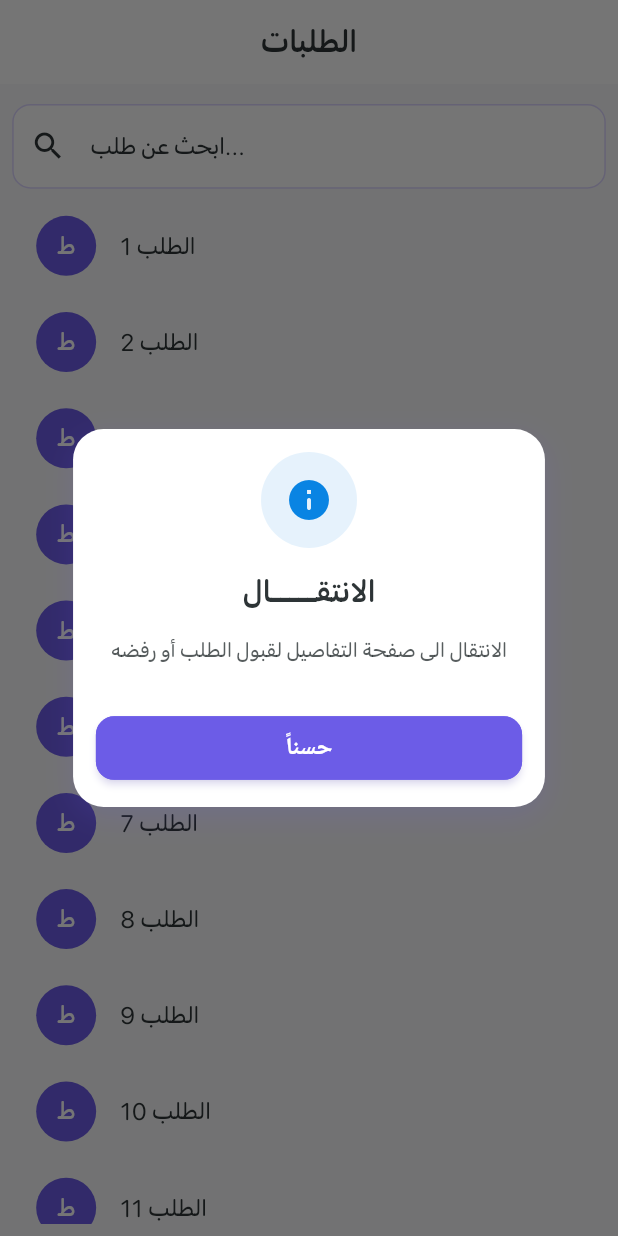
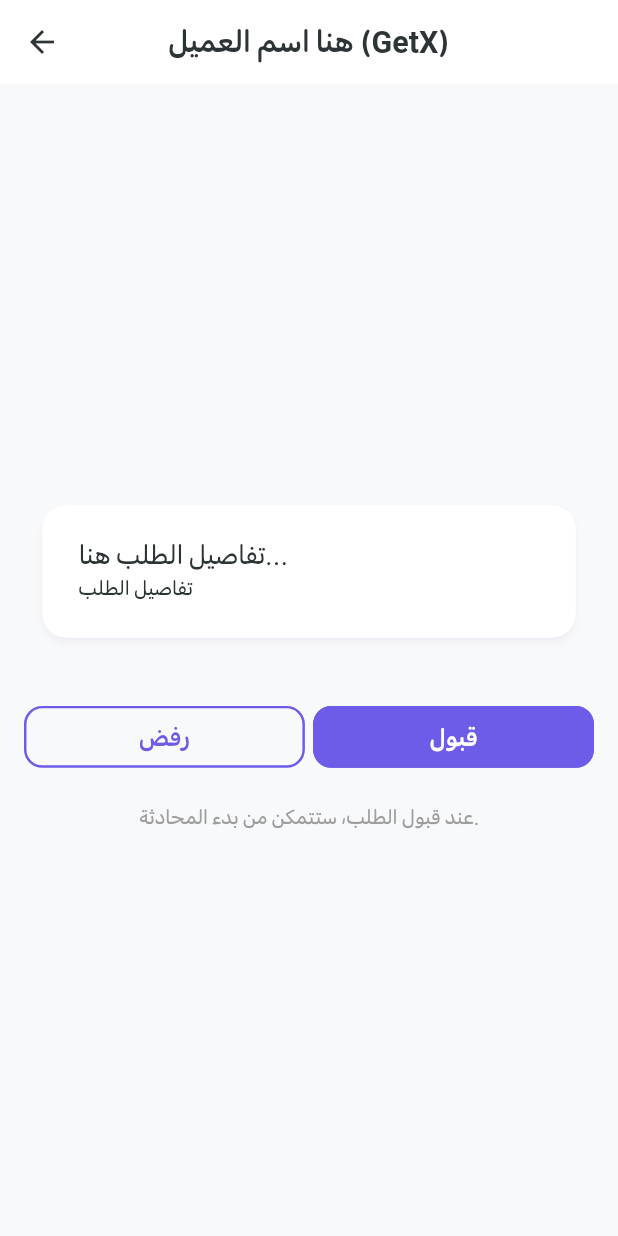
Before and after one commit to Abdullah-Bashaaib/designersplatform, a Flutter app: the screen it shows after launch, after a tap on an icon or button, on a phone screen of 412 x 824 dp. Run offline on Flutter 3.47's test engine with Material 3 defaults, Android fonts, the phone set to English and light mode, and no system bars; our stand-ins replace cached_network_image, cloud_firestore, dartz, firebase_auth, firebase_core, flutter_screenutil and 7 more; missing offline and left inert: firebase_auth_platform_interface; accounts and stored records are empty; generated files the repository leaves out were written again.

Commit message:
تطوير شاشة الطلبات: إضافة شاشة المحادثة وقبول/رفض الطلبات
- **إضافة شاشة المحادثة (`ChatOrder`):**
    - تم إنشاء شاشة جديدة لعرض تفاصيل الطلب والمحادثة بين المستخدم والمصمم.
    - عند الضغط على أي طلب في قائمة `ViewOrder`، يتم الآن الانتقال إلى شاشة `ChatOrder` الجديدة.

- **منطق قبول ورفض الطلبات (`ChatOrderGetX`):**
    - إضافة `ChatOrderGetX` لإدارة حالة شاشة المحادثة، حيث تعرض الشاشة أزرار "قبول" و "رفض" في البداية.
    - عند قبول الطلب، يتم إخفاء الأزرار وعرض واجهة المحادثة.
    - عند رفض الطلب، يتم العودة إلى الشاشة السابقة.

- **تحسينات واجهة المستخدم:**
    - في شاشة `ViewOrder`، تم تحسين تصميم قائمة الطلبات وإضافة `subtitle` لعرض تفاصيل إضافية.
    - إعادة هيكلة `CustomCard` لعرض تفاصيل الطلب فقط، مع نقل أزرار الإجراءات إلى شاشة `ChatOrder`.
    - إضافة `iosRounded` كخط أساسي للتطبيق في `app_styles.dart` لتحسين مظهر النصوص.

- **إدارة الحالة:**
    - تسجيل `ChatOrderGetX` في `injection.dart` ليكون متاحًا على مستوى التطبيق.

```diff
--- a/lib/core/utils/app_styles.dart
+++ b/lib/core/utils/app_styles.dart
@@ -93,6 +93,7 @@ class AppStyles {
   static TextStyle bodyMedium = TextStyle(
     fontSize: 14.sp,
     fontWeight: FontWeight.normal,
+    fontFamily: 'iosRounded',
     height: 1.4.h,
   );
 
@@ -141,9 +142,9 @@ class AppStyles {
         shape: RoundedRectangleBorder(borderRadius: buttonRadius),
         padding: EdgeInsets.symmetric(horizontal: 24.w, vertical: 10.h),
         textStyle: TextStyle(
-          fontSize: 16.sp,
-          fontWeight: FontWeight.w600,
-        ),
+            fontSize: 16.sp,
+            fontWeight: FontWeight.w600,
+            fontFamily: "iosRounded"),
       );
 
   static ButtonStyle get ghostButtonStyle => TextButton.styleFrom(
--- a/lib/core/widget/custom_card.dart
+++ b/lib/core/widget/custom_card.dart
@@ -1,10 +1,7 @@
 import 'package:flutter/material.dart';
 import 'package:flutter_screenutil/flutter_screenutil.dart';
 
-import 'custom_button.dart';
-import 'custom_outline_button.dart';
 import 'custom_text.dart';
-import 'gap.dart';
 
 class CustomCard extends StatelessWidget {
   final String order;
@@ -12,31 +9,18 @@ class CustomCard extends StatelessWidget {
 
   @override
   Widget build(BuildContext context) {
-    return Card(
-      child: Padding(
-        padding: EdgeInsets.all(8.0.r),
-        child: Column(
-          children: [
-            ListTile(
-              title: CustomText(text: order),
-              subtitle: CustomText(text: "تفاصيل الطلب"),
+    return Padding(
+      padding: EdgeInsets.all(8.0.r),
+      child: Card(
+        child: Padding(
+          padding: EdgeInsets.all(8.0.r),
+          child: ListTile(
+            title: CustomText(
+              text: order,
+              size: 18.sp,
             ),
-            Row(
-              children: [
-                Expanded(
-                  child: CustomButton(
-                    onPressed: () {},
-                    text: "قبول",
-                  ),
-                ),
-                Gap(width: 10.w),
-                CustomOutlineButton(
-                  onPressed: () {},
-                  text: "رفض",
-                ),
-              ],
-            ),
-          ],
+            subtitle: CustomText(text: "تفاصيل الطلب"),
+          ),
         ),
       ),
     );
--- /dev/null
+++ b/lib/features/order_management/presentation/getx/chat_getx.dart
@@ -0,0 +1,40 @@
+import 'package:flutter/material.dart';
+import 'package:get/get.dart';
+
+class ChatOrderGetX extends GetxController {
+  // .obs تجعل المتغير "تفاعليًا" (reactive)
+  final _isOrderAccepted = false.obs;
+
+  // getter عام للوصول إلى القيمة
+  bool get isOrderAccepted => _isOrderAccepted.value;
+
+  // بيانات الشات الوهمية
+  late final List<String> chatMessages;
+  final ScrollController scrollController = ScrollController();
+
+  @override
+  void onInit() {
+    super.onInit();
+    // تحضير البيانات عند بدء الـ controller
+    chatMessages = List.generate(50, (index) => "رسالة رقم: $index");
+  }
+
+  @override
+  void onClose() {
+    scrollController.dispose();
+    super.onClose();
+  }
+
+  // 3. الدوال لإدارة منطق الأعمال
+  void acceptOrder() {
+    _isOrderAccepted.value = true;
+    // يمكنك إضافة أي منطق آخر هنا (مثل إرسال طلب للـ API)
+  }
+
+  void rejectOrder() {
+    // كما طلبت، "سيخرج من الشاشة"
+
+    Get.back(canPop: true);
+    // يمكنك إظهار SnackBar هنا باستخدام Get.snackbar(...)
+  }
+}
--- /dev/null
+++ b/lib/features/order_management/presentation/pages/chat_order.dart
@@ -0,0 +1,38 @@
+import 'package:flutter/material.dart';
+import 'package:get/get.dart';
+
+import '../../../../core/widget/custom_text.dart';
+import '../getx/chat_getx.dart';
+import '../widgets/build_chat_view.dart';
+import '../widgets/build_initial_view.dart';
+import '../widgets/build_text_field_chat.dart';
+
+class ChatOrder extends StatelessWidget {
+  const ChatOrder({super.key});
+
+  @override
+  Widget build(BuildContext context) {
+    final controller = Get.find<ChatOrderGetX>();
+
+    return SafeArea(
+      top: false,
+      child: Scaffold(
+        appBar: AppBar(
+          title: const CustomText(text: "هنا اسم العميل (GetX)"),
+        ),
+        body: Obx(
+          () => Column(
+            children: [
+              Expanded(
+                child: controller.isOrderAccepted
+                    ? buildChatView(controller)
+                    : buildInitialView(controller, context),
+              ),
+              if (controller.isOrderAccepted) const BuildTextFieldChat(),
+            ],
+          ),
+        ),
+      ),
+    );
+  }
+}
--- a/lib/features/order_management/presentation/pages/view_order.dart
+++ b/lib/features/order_management/presentation/pages/view_order.dart
@@ -1,9 +1,10 @@
-import 'package:designers_platform/core/utils/custom_dialog_getx.dart';
 import 'package:designers_platform/core/widget/build_text_field.dart';
 import 'package:designers_platform/core/widget/custom_text.dart';
 import 'package:designers_platform/core/widget/gap.dart';
+import 'package:designers_platform/features/order_management/presentation/pages/chat_order.dart';
 import 'package:flutter/material.dart';
 import 'package:flutter_screenutil/flutter_screenutil.dart';
+import 'package:get/get.dart';
 
 class ViewOrder extends StatefulWidget {
   const ViewOrder({super.key});
@@ -40,19 +41,20 @@ class _ViewOrderState extends State<ViewOrder> {
         appBar: AppBar(
           title: CustomText(text: "الطلبات"),
         ),
-          body: Padding(
-            padding: EdgeInsets.all(8.0.r),
-            child: CustomScrollView(
+        body: CustomScrollView(
           slivers: [
             // 🔍 مربع البحث
             SliverToBoxAdapter(
               child: Column(
                 children: [
-                      BuildTextField(
+                  Padding(
+                    padding: EdgeInsets.all(10.0.r),
+                    child: BuildTextField(
                       controller: _searchController,
                       onChange: null,
                       hintText: 'ابحث عن طلب...',
                       prefixIcon: Icons.search,
+                    ),
                   ),
                   Gap(height: 10.h),
                 ],
@@ -62,24 +64,35 @@ class _ViewOrderState extends State<ViewOrder> {
             // 🧾 القائمة
             SliverList.separated(
               itemCount: filteredOrders.length,
-                  separatorBuilder: (context, index) => Gap(height: 8.h),
+              separatorBuilder: (context, index) => Divider(
+                thickness: 0.1,
+                height: 0.5,
+              ),
               itemBuilder: (context, index) {
                 final order = filteredOrders[index];
                 return Dismissible(
                   background: Container(
+                    alignment: Alignment.centerRight,
+                    padding: EdgeInsets.symmetric(horizontal: 28),
                     color: Colors.red,
-                        child: const Icon(
+                    child: Row(
+                      mainAxisAlignment: MainAxisAlignment.spaceBetween,
+                      children: [
+                        const Icon(
                           Icons.delete,
                           color: Colors.white,
+                        ),
+                        const CustomText(
+                          text: "حذف",
+                          color: Colors.white,
+                        )
+                      ],
                     ),
                   ),
                   key: ValueKey<String>(order),
                   child: ListTile(
                     onTap: () {
-                          DialogHelper.showInfoDialog(
-                              title: "الانتقـــــال",
-                              message:
-                                  "الانتقال الى صفحة التفاصيل لقبول الطلب أو رفضه");
+                      Get.to(() => ChatOrder());
                     },
                     leading: CircleAvatar(
                       child: CustomText(
@@ -87,6 +100,7 @@ class _ViewOrderState extends State<ViewOrder> {
                       ),
                     ),
                     title: CustomText(text: order),
+                    subtitle: CustomText(text: "تفاصيل الطلب حوالي سطر واحد"),
                   ),
                   onDismissed: (DismissDirection direction) {
                     setState(() {
@@ -98,7 +112,7 @@ class _ViewOrderState extends State<ViewOrder> {
             ),
           ],
         ),
-          )),
+      ),
     );
   }
 }
--- /dev/null
+++ b/lib/features/order_management/presentation/widgets/build_initial_view.dart
@@ -0,0 +1,44 @@
+import 'package:flutter/material.dart';
+import 'package:flutter_screenutil/flutter_screenutil.dart';
+
+import '../../../../core/widget/custom_button.dart';
+import '../../../../core/widget/custom_card.dart';
+import '../../../../core/widget/custom_outline_button.dart';
+import '../../../../core/widget/custom_text.dart';
+import '../../../../core/widget/gap.dart';
+import '../getx/chat_getx.dart';
+
+Widget buildInitialView(ChatOrderGetX controller, BuildContext context) {
+  return Padding(
+    padding: const EdgeInsets.all(16.0),
+    child: Column(
+      mainAxisAlignment: MainAxisAlignment.center,
+      children: [
+        const CustomCard(order: "تفاصيل الطلب هنا..."),
+        const Gap(height: 30),
+        Row(
+          mainAxisAlignment: MainAxisAlignment.spaceEvenly,
+          children: [
+            // زر الرفض
+            Expanded(
+              child: CustomOutlineButton(
+                  onPressed: controller.rejectOrder, text: "رفض"),
+            ),
+            Gap(
+              width: 5.w,
+            ),
+            Expanded(
+              child:
+                  CustomButton(onPressed: controller.acceptOrder, text: "قبول"),
+            )
+          ],
+        ),
+        const Gap(height: 20),
+        const CustomText(
+          text: "عند قبول الطلب، ستتمكن من بدء المحادثة.",
+          color: Colors.grey,
+        ),
+      ],
+    ),
+  );
+}
--- a/lib/injection.dart
+++ b/lib/injection.dart
@@ -17,7 +17,6 @@ import 'package:designers_platform/features/customer_profile/data/data_source/re
 import 'package:designers_platform/features/customer_profile/data/repositories/client_profile_repo_imp.dart';
 import 'package:designers_platform/features/customer_profile/domain/repositories/client_profile_repo.dart';
 import 'package:designers_platform/features/customer_profile/domain/usecases/get_favorites.dart';
-import 'package:designers_platform/features/order_management/domain/usecase/get_orders.dart';
 import 'package:designers_platform/features/customer_profile/domain/usecases/get_profile.dart';
 import 'package:designers_platform/features/customer_profile/domain/usecases/update_profile_usecase.dart';
 import 'package:designers_platform/features/customer_profile/presentation/getx/client_profile_controller.dart';
@@ -28,11 +27,6 @@ import 'package:designers_platform/features/designer_profile/data/datasource/rem
 import 'package:designers_platform/features/designer_profile/data/repositories/dseigner_repo_imp.dart';
 import 'package:designers_platform/features/designer_profile/data/repositories/review_repo_imp.dart';
 import 'package:designers_platform/features/designer_profile/data/repositories/work_repo_imp.dart';
-import 'package:designers_platform/features/designer_profile/domain/repositories/designer_repository.dart';
-import 'package:designers_platform/features/order_management/data/datasource/order_remote.dart';
-import 'package:designers_platform/features/order_management/data/repo/order_repo_imp.dart';
-import 'package:designers_platform/features/order_management/domain/repo/order_repo.dart';
-import 'package:designers_platform/features/order_management/domain/usecase/add_order.dart';
 import 'package:designers_platform/features/designer_profile/domain/usecases/designer_usecase/delete_profile_usecase.dart';
 import 'package:designers_platform/features/designer_profile/domain/usecases/designer_usecase/get_profile_usecase.dart';
 import 'package:designers_platform/features/designer_profile/domain/usecases/designer_usecase/update_profile_usecase.dart';
@@ -45,6 +39,12 @@ import 'package:designers_platform/features/designer_profile/domain/usecases/wor
 import 'package:designers_platform/features/designer_profile/domain/usecases/work_usecase/get_work_use_case.dart';
 import 'package:designers_platform/features/designer_profile/domain/usecases/work_usecase/update_work_use_case.dart';
 import 'package:designers_platform/features/designer_profile/presentation/getx/getData_controller_getx.dart';
+import 'package:designers_platform/features/order_management/data/datasource/order_remote.dart';
+import 'package:designers_platform/features/order_management/data/repo/order_repo_imp.dart';
+import 'package:designers_platform/features/order_management/domain/repo/order_repo.dart';
+import 'package:designers_platform/features/order_management/domain/usecase/add_order.dart';
+import 'package:designers_platform/features/order_management/domain/usecase/get_orders.dart';
+import 'package:designers_platform/features/order_management/presentation/getx/chat_getx.dart';
 import 'package:designers_platform/features/order_management/presentation/getx/order_getx.dart';
 import 'package:get/get.dart';
 import 'package:internet_connection_checker/internet_connection_checker.dart';
@@ -315,9 +315,14 @@ class Injection {
 
     /// Getx
     Get.lazyPut<OrderGetx>(
-        fenix: true,
-        () => OrderGetx(
-              Get.find<GetOrdersUsecase>(),
-            ));
+      fenix: true,
+      () => OrderGetx(
+        Get.find<GetOrdersUsecase>(),
+      ),
+    );
+    Get.lazyPut<ChatOrderGetX>(
+      fenix: true,
+      () => ChatOrderGetX(),
+    );
   }
 }
```
Also changed, not shown: lib/features/order_management/presentation/widgets/build_chat_view.dart (added, +43 -0 lines), lib/features/order_management/presentation/widgets/build_text_field_chat.dart (added, +56 -0 lines). Lines whose indentation alone changed are shown as unchanged.
